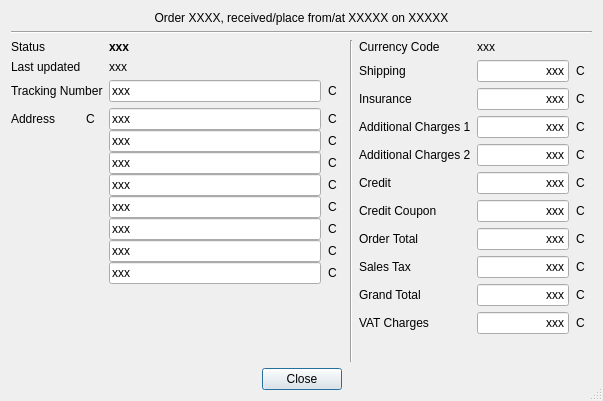
First picture: the form in src/desktop/orderinformationdialog.ui, repository rgriebl/brickstore, before the edit.
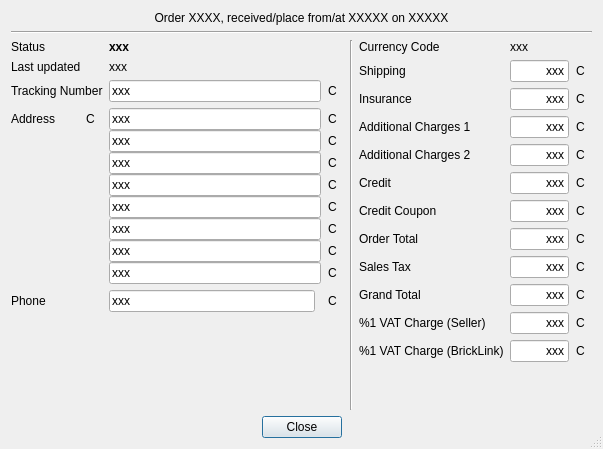
Second picture: the form after the edit. Icons and pictures are not drawn.

Diff of the .ui file:
```diff
--- a/src/desktop/orderinformationdialog.ui
+++ b/src/desktop/orderinformationdialog.ui
@@ -7,7 +7,7 @@
     <x>0</x>
     <y>0</y>
     <width>603</width>
-    <height>401</height>
+    <height>449</height>
    </rect>
   </property>
   <property name="sizePolicy">
@@ -55,7 +55,7 @@
    <item>
     <layout class="QHBoxLayout" name="horizontalLayout_3">
      <item>
-      <widget class="QWidget" name="" native="true">
+      <widget class="QWidget" name="widget" native="true">
        <property name="sizePolicy">
         <sizepolicy hsizetype="Preferred" vsizetype="Preferred">
          <horstretch>10</horstretch>
@@ -415,7 +415,7 @@
           </item>
          </layout>
         </item>
-        <item row="4" column="1">
+        <item row="5" column="1">
          <spacer name="verticalSpacer">
           <property name="orientation">
            <enum>Qt::Vertical</enum>
@@ -428,6 +428,41 @@
           </property>
          </spacer>
         </item>
+        <item row="4" column="1">
+         <layout class="QHBoxLayout" name="horizontalLayout_4">
+          <item>
+           <widget class="QLineEdit" name="w_phone">
+            <property name="text">
+             <string notr="true">xxx</string>
+            </property>
+            <property name="readOnly">
+             <bool>true</bool>
+            </property>
+           </widget>
+          </item>
+          <item>
+           <widget class="QToolButton" name="w_phoneCopy">
+            <property name="text">
+             <string notr="true">C</string>
+            </property>
+            <property name="icon">
+             <iconset theme="edit-copy">
+              <normaloff>.</normaloff>.</iconset>
+            </property>
+            <property name="autoRaise">
+             <bool>true</bool>
+            </property>
+           </widget>
+          </item>
+         </layout>
+        </item>
+        <item row="4" column="0">
+         <widget class="QLabel" name="w_phoneLabel">
+          <property name="text">
+           <string>Phone</string>
+          </property>
+         </widget>
+        </item>
        </layout>
       </widget>
      </item>
@@ -439,7 +474,7 @@
       </widget>
      </item>
      <item>
-      <widget class="QWidget" name="" native="true">
+      <widget class="QWidget" name="widget2" native="true">
        <property name="sizePolicy">
         <sizepolicy hsizetype="Preferred" vsizetype="Preferred">
          <horstretch>7</horstretch>
@@ -848,7 +883,7 @@
         <item row="10" column="0">
          <widget class="QLabel" name="label_12">
           <property name="text">
-           <string>VAT Charges</string>
+           <string>%1 VAT Charge (Seller)</string>
           </property>
          </widget>
         </item>
@@ -871,7 +906,48 @@
            </widget>
           </item>
           <item>
-           <widget class="QToolButton" name="w_vatCopy">
+           <widget class="QToolButton" name="w_vatSellerCopy">
+            <property name="text">
+             <string notr="true">C</string>
+            </property>
+            <property name="icon">
+             <iconset theme="edit-copy">
+              <normaloff>.</normaloff>.</iconset>
+            </property>
+            <property name="autoRaise">
+             <bool>true</bool>
+            </property>
+           </widget>
+          </item>
+         </layout>
+        </item>
+        <item row="11" column="0">
+         <widget class="QLabel" name="w_vatBLLabel">
+          <property name="text">
+           <string>%1 VAT Charge (BrickLink)</string>
+          </property>
+         </widget>
+        </item>
+        <item row="11" column="1">
+         <layout class="QHBoxLayout" name="horizontalLayout_45">
+          <property name="spacing">
+           <number>0</number>
+          </property>
+          <item>
+           <widget class="QLineEdit" name="w_vatBL">
+            <property name="text">
+             <string notr="true">xxx</string>
+            </property>
+            <property name="alignment">
+             <set>Qt::AlignRight|Qt::AlignTrailing|Qt::AlignVCenter</set>
+            </property>
+            <property name="readOnly">
+             <bool>true</bool>
+            </property>
+           </widget>
+          </item>
+          <item>
+           <widget class="QToolButton" name="w_vatBLCopy">
             <property name="text">
              <string notr="true">C</string>
             </property>
```
Left out of the diff: 25 changed lines with no effect on the pictures.
